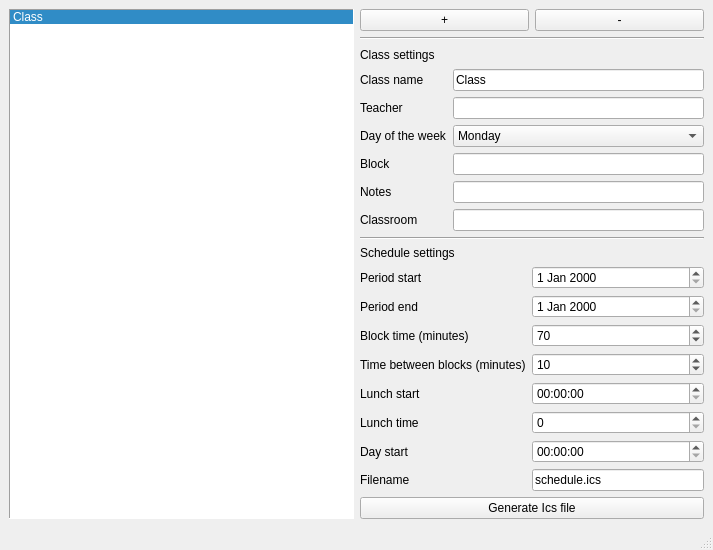
This is src/form.ui in discojapi/ics-class-schedule as Qt 5 draws it before an edit. The edited form follows.
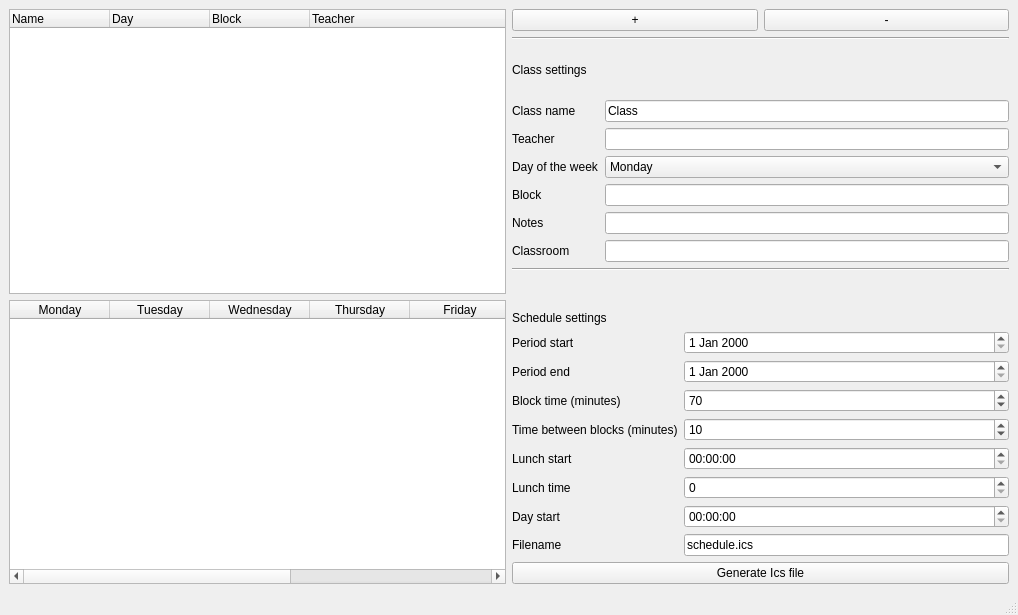
This is the edited form. Icons and pictures are not drawn.

The edit to the form file:
```diff
--- a/src/form.ui
+++ b/src/form.ui
@@ -6,8 +6,8 @@
    <rect>
     <x>0</x>
     <y>0</y>
-    <width>713</width>
-    <height>550</height>
+    <width>1018</width>
+    <height>615</height>
    </rect>
   </property>
   <property name="windowTitle">
@@ -16,28 +16,86 @@
   <widget class="QWidget" name="centralwidget">
    <layout class="QHBoxLayout" name="horizontalLayout_2">
     <item>
-     <widget class="QListWidget" name="listWidget">
-      <property name="frameShape">
-       <enum>QFrame::Shape::Panel</enum>
-      </property>
-      <property name="alternatingRowColors">
-       <bool>true</bool>
-      </property>
-      <property name="uniformItemSizes">
-       <bool>true</bool>
-      </property>
-      <property name="currentRow">
-       <number>0</number>
-      </property>
-      <property name="sortingEnabled">
-       <bool>false</bool>
-      </property>
+     <layout class="QVBoxLayout" name="verticalLayout_2">
       <item>
-       <property name="text">
-        <string>Class</string>
-       </property>
+       <widget class="QTreeWidget" name="treeWidget">
+        <property name="sizePolicy">
+         <sizepolicy hsizetype="Expanding" vsizetype="Expanding">
+          <horstretch>1</horstretch>
+          <verstretch>0</verstretch>
+         </sizepolicy>
+        </property>
+        <property name="alternatingRowColors">
+         <bool>true</bool>
+        </property>
+        <property name="uniformRowHeights">
+         <bool>true</bool>
+        </property>
+        <property name="animated">
+         <bool>true</bool>
+        </property>
+        <column>
+         <property name="text">
+          <string>Name</string>
+         </property>
+        </column>
+        <column>
+         <property name="text">
+          <string>Day</string>
+         </property>
+        </column>
+        <column>
+         <property name="text">
+          <string>Block</string>
+         </property>
+        </column>
+        <column>
+         <property name="text">
+          <string>Teacher</string>
+         </property>
+        </column>
+       </widget>
       </item>
-     </widget>
+      <item>
+       <widget class="QTableWidget" name="tableWidget">
+        <column>
+         <property name="text">
+          <string>Monday</string>
+         </property>
+        </column>
+        <column>
+         <property name="text">
+          <string>Tuesday</string>
+         </property>
+        </column>
+        <column>
+         <property name="text">
+          <string>Wednesday</string>
+         </property>
+        </column>
+        <column>
+         <property name="text">
+          <string>Thursday</string>
+         </property>
+        </column>
+        <column>
+         <property name="text">
+          <string>Friday</string>
+         </property>
+        </column>
+        <column>
+         <property name="text">
+          <string>Saturday</string>
+         </property>
+        </column>
+        <column>
+         <property name="text">
+          <string>Sunday</string>
+         </property>
+        </column>
+       </widget>
+      </item>
+     </layout>
     </item>
     <item>
      <layout class="QVBoxLayout" name="verticalLayout">
```
Left out of the diff: 11 changed lines with no effect on the pictures.
